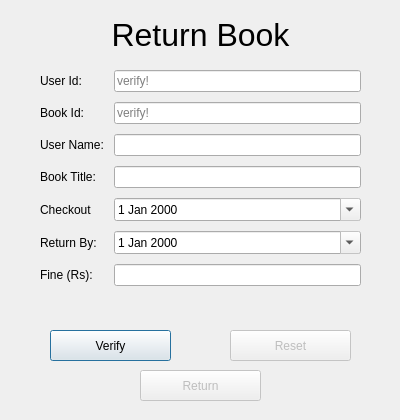
First picture: the form in src/managers/returnbook.ui, repository neeraj-395/lms-app, before the edit.
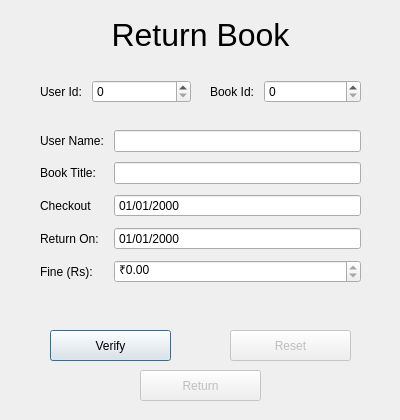
Second picture: the form after the edit.

Diff of the .ui file:
```diff
--- a/src/managers/returnbook.ui
+++ b/src/managers/returnbook.ui
@@ -46,9 +46,9 @@
    <property name="geometry">
     <rect>
      <x>30</x>
-     <y>60</y>
+     <y>120</y>
      <width>341</width>
-     <height>257</height>
+     <height>191</height>
     </rect>
    </property>
    <layout class="QFormLayout" name="returnForm">
@@ -71,44 +71,30 @@
      <number>10</number>
     </property>
     <item row="0" column="0">
-     <widget class="QLabel" name="userIdLB">
+     <widget class="QLabel" name="usernameLabel">
       <property name="text">
-       <string>User Id:</string>
+       <string>User Name:</string>
       </property>
      </widget>
     </item>
     <item row="0" column="1">
-     <widget class="QLineEdit" name="userIdLineEdit">
-      <property name="placeholderText">
-       <string notr="true">verify!</string>
+     <widget class="QLineEdit" name="userNameLineEdit">
+      <property name="cursor">
+       <cursorShape>ArrowCursor</cursorShape>
+      </property>
+      <property name="readOnly">
+       <bool>true</bool>
       </property>
      </widget>
     </item>
     <item row="1" column="0">
-     <widget class="QLabel" name="bookIdLB">
-      <property name="text">
-       <string>Book Id:</string>
-      </property>
-     </widget>
-    </item>
-    <item row="1" column="1">
-     <widget class="QLineEdit" name="bookIdLineEdit">
-      <property name="text">
-       <string/>
-      </property>
-      <property name="placeholderText">
-       <string>verify!</string>
-      </property>
-     </widget>
-    </item>
-    <item row="3" column="0">
      <widget class="QLabel" name="bookTitleLB">
       <property name="text">
        <string>Book Title:</string>
       </property>
      </widget>
     </item>
-    <item row="3" column="1">
+    <item row="1" column="1">
      <widget class="QLineEdit" name="bookTitleLineEdit">
       <property name="enabled">
        <bool>true</bool>
@@ -119,16 +105,19 @@
       <property name="readOnly">
        <bool>true</bool>
       </property>
+      <property name="clearButtonEnabled">
+       <bool>false</bool>
+      </property>
      </widget>
     </item>
-    <item row="4" column="0">
+    <item row="2" column="0">
      <widget class="QLabel" name="checkoutLB">
       <property name="text">
        <string>Checkout</string>
       </property>
      </widget>
     </item>
-    <item row="4" column="1">
+    <item row="2" column="1">
      <widget class="QDateEdit" name="checkoutDate">
       <property name="enabled">
        <bool>true</bool>
@@ -148,68 +137,63 @@
       <property name="keyboardTracking">
        <bool>true</bool>
       </property>
+      <property name="displayFormat">
+       <string>dd/MM/yyyy</string>
+      </property>
       <property name="calendarPopup">
-       <bool>true</bool>
+       <bool>false</bool>
+      </property>
+      <property name="currentSectionIndex">
+       <number>0</number>
       </property>
      </widget>
     </item>
-    <item row="5" column="0">
+    <item row="3" column="0">
      <widget class="QLabel" name="returnByLB">
       <property name="text">
-       <string>Return By:</string>
+       <string>Return On:</string>
       </property>
      </widget>
     </item>
-    <item row="5" column="1">
-     <widget class="QDateEdit" name="returnByDate">
+    <item row="3" column="1">
+     <widget class="QDateEdit" name="returnOnDate">
       <property name="enabled">
        <bool>true</bool>
       </property>
       <property name="readOnly">
        <bool>true</bool>
       </property>
+      <property name="buttonSymbols">
+       <enum>QAbstractSpinBox::NoButtons</enum>
+      </property>
+      <property name="keyboardTracking">
+       <bool>true</bool>
+      </property>
+      <property name="displayFormat">
+       <string>dd/MM/yyyy</string>
+      </property>
       <property name="calendarPopup">
-       <bool>true</bool>
+       <bool>false</bool>
       </property>
      </widget>
     </item>
-    <item row="6" column="0">
-     <widget class="QLabel" name="fineLB">
+    <item row="4" column="0">
+     <widget class="QLabel" name="fineLabel">
       <property name="text">
        <string>Fine (Rs):</string>
       </property>
      </widget>
     </item>
-    <item row="6" column="1">
-     <widget class="QLineEdit" name="fineLineEdit">
-      <property name="enabled">
-       <bool>true</bool>
-      </property>
-      <property name="cursor">
-       <cursorShape>ArrowCursor</cursorShape>
-      </property>
+    <item row="4" column="1">
+     <widget class="QDoubleSpinBox" name="fineSpinBox">
       <property name="readOnly">
        <bool>true</bool>
       </property>
-      <property name="placeholderText">
-       <string/>
+      <property name="prefix">
+       <string>₹</string>
       </property>
-     </widget>
-    </item>
-    <item row="2" column="0">
-     <widget class="QLabel" name="usernameLabel">
-      <property name="text">
-       <string>User Name:</string>
-      </property>
-     </widget>
-    </item>
-    <item row="2" column="1">
-     <widget class="QLineEdit" name="userNameLineEdit">
-      <property name="cursor">
-       <cursorShape>ArrowCursor</cursorShape>
-      </property>
-      <property name="readOnly">
-       <bool>true</bool>
+      <property name="maximum">
+       <double>9999999.990000000223517</double>
       </property>
      </widget>
     </item>
@@ -247,6 +231,86 @@
     <string>Reset</string>
    </property>
   </widget>
+  <widget class="QWidget" name="formLayoutWidget">
+   <property name="geometry">
+    <rect>
+     <x>30</x>
+     <y>70</y>
+     <width>171</width>
+     <height>51</height>
+    </rect>
+   </property>
+   <layout class="QFormLayout" name="userIdForm">
+    <property name="horizontalSpacing">
+     <number>10</number>
+    </property>
+    <property name="verticalSpacing">
+     <number>10</number>
+    </property>
+    <property name="leftMargin">
+     <number>10</number>
+    </property>
+    <property name="topMargin">
+     <number>10</number>
+    </property>
+    <property name="rightMargin">
+     <number>10</number>
+    </property>
+    <property name="bottomMargin">
+     <number>10</number>
+    </property>
+    <item row="0" column="0">
+     <widget class="QLabel" name="userIdLabel">
+      <property name="text">
+       <string>User Id:</string>
+      </property>
+     </widget>
+    </item>
+    <item row="0" column="1">
+     <widget class="QSpinBox" name="userIdSpinBox"/>
+    </item>
+   </layout>
+  </widget>
+  <widget class="QWidget" name="formLayoutWidget_3">
+   <property name="geometry">
+    <rect>
+     <x>200</x>
+     <y>70</y>
+     <width>171</width>
+     <height>51</height>
+    </rect>
+   </property>
+   <layout class="QFormLayout" name="bookIdForm">
+    <property name="horizontalSpacing">
+     <number>10</number>
+    </property>
+    <property name="verticalSpacing">
+     <number>10</number>
+    </property>
+    <property name="leftMargin">
+     <number>10</number>
+    </property>
+    <property name="topMargin">
+     <number>10</number>
+    </property>
+    <property name="rightMargin">
+     <number>10</number>
+    </property>
+    <property name="bottomMargin">
+     <number>10</number>
+    </property>
+    <item row="0" column="1">
+     <widget class="QSpinBox" name="bookIdSpinBox"/>
+    </item>
+    <item row="0" column="0">
+     <widget class="QLabel" name="bookIdLabel">
+      <property name="text">
+       <string>Book Id:</string>
+      </property>
+     </widget>
+    </item>
+   </layout>
+  </widget>
  </widget>
  <resources/>
  <connections/>
```
Left out of the diff: 12 changed lines with no effect on the pictures.
